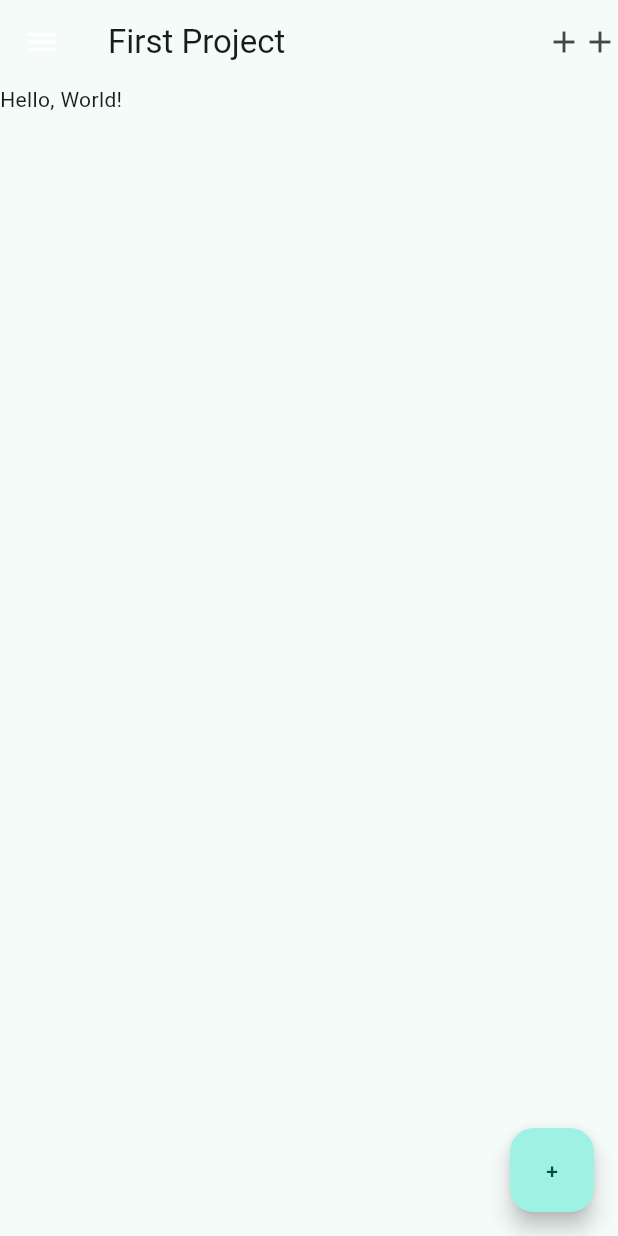
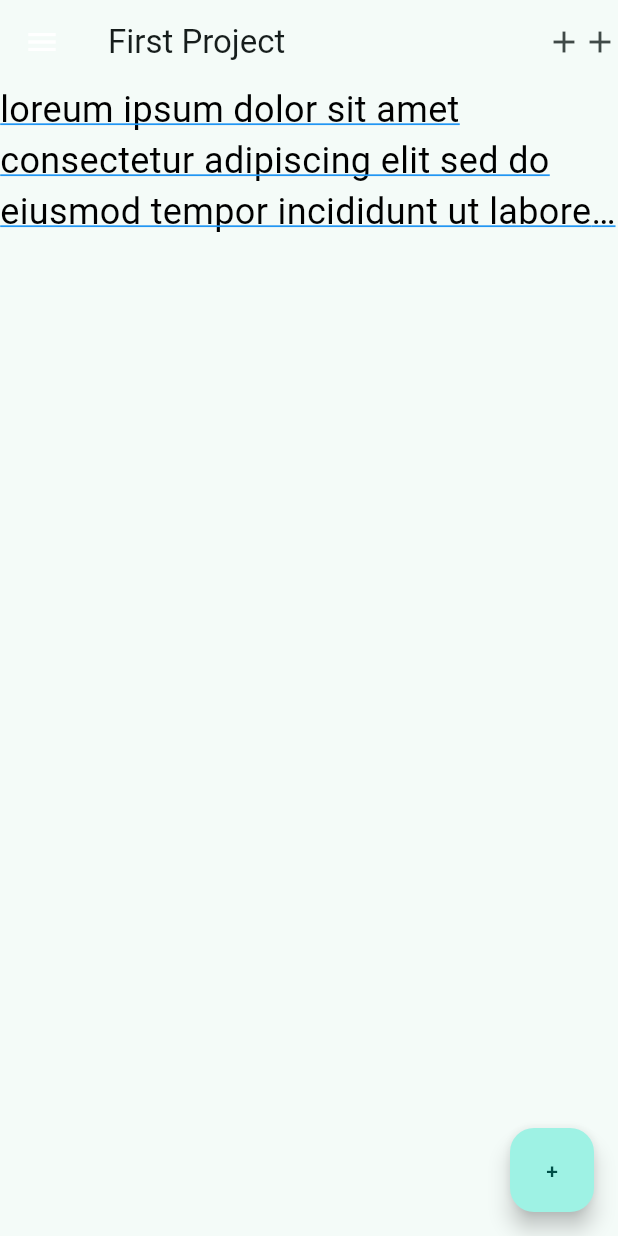
Before and after one commit to Mansour-Academy/flutter-course-first-project, a Flutter app: the screen it shows after launch, on a phone screen of 412 x 824 dp. Run offline on Flutter 3.47's test engine with Material 3 defaults, Android fonts, the phone set to English and light mode, and no system bars.

Commit message:
Text Widget

```diff
--- a/lib/main.dart
+++ b/lib/main.dart
@@ -61,7 +61,20 @@ class HomePage extends StatelessWidget {
         leadingWidth: 56,
       ),
       body: Text(
-        'Hello, World!',
+        'loreum ipsum dolor sit amet consectetur adipiscing elit sed do eiusmod tempor incididunt ut labore et dolore magna aliqua ut enim ad minim veniam quis nostrud exercitation ullamco laboris nisi ut aliquip ex ea commodo consequat',
+        style: TextStyle(
+          // backgroundColor: Colors.yellow,
+          fontSize: 24,
+          fontWeight: FontWeight.normal,
+          color: Colors.black,
+          decoration: TextDecoration.underline,
+          decorationThickness: 1,
+          decorationColor: Colors.blue,
+        ),
+        textDirection: TextDirection.ltr,
+        maxLines: 3,
+        overflow: TextOverflow.ellipsis,
+        // selectionColor: Colors.green,
       ),
       floatingActionButton: FloatingActionButton(
         onPressed: () {
```
